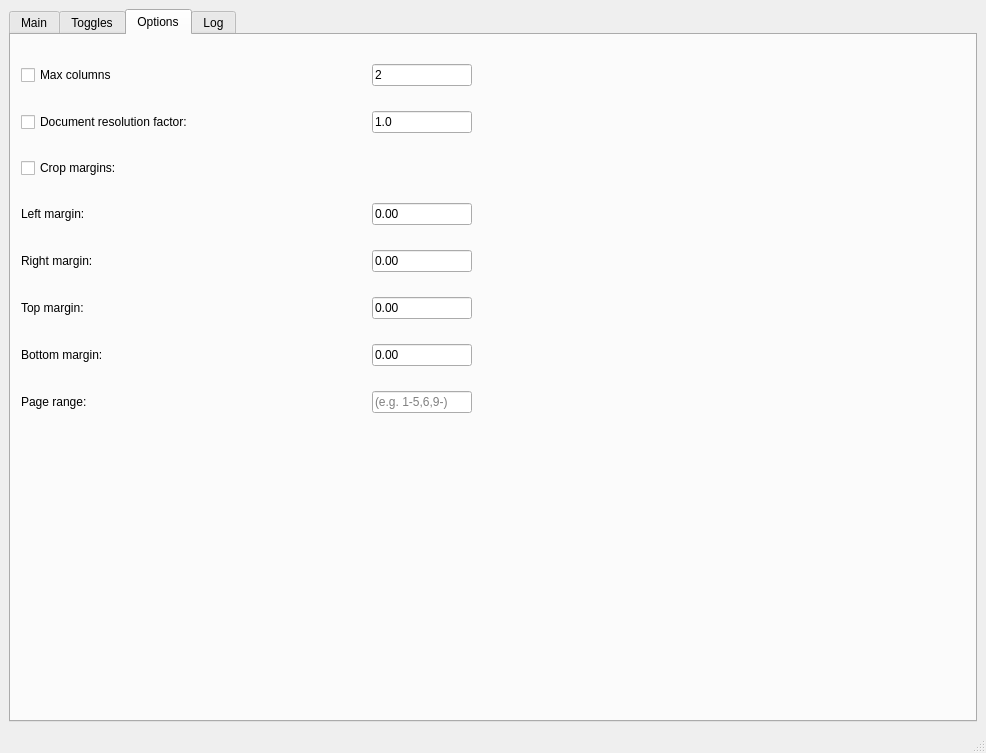
Old version of the form MainWindow.ui in the repository rafalk342/k2pdfopt-PyQt.
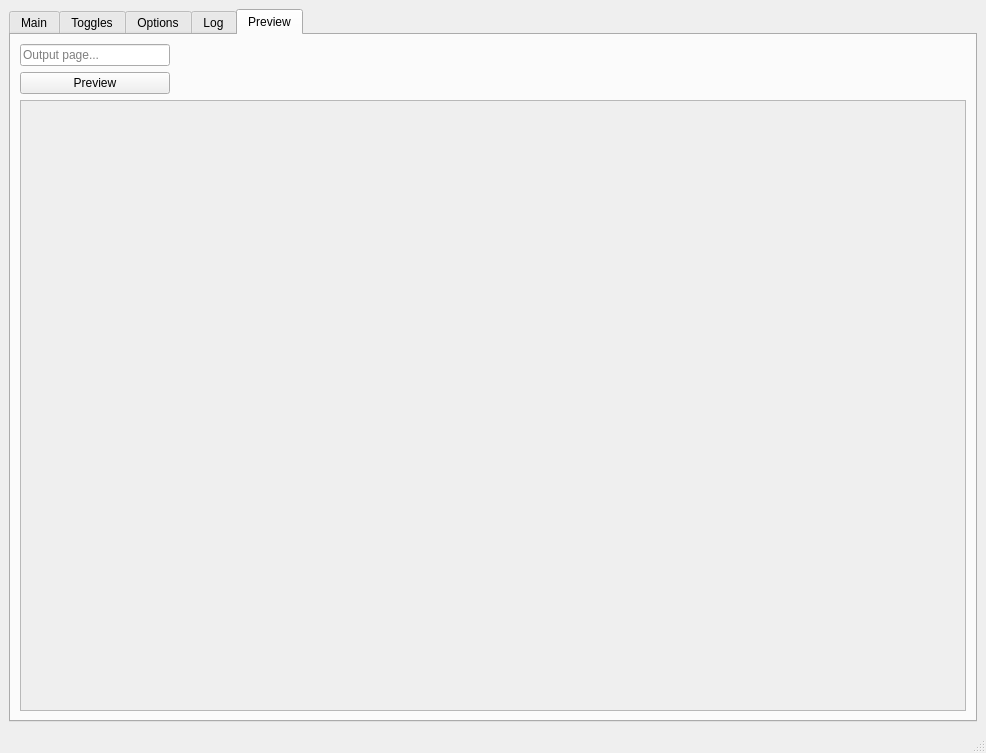
New version of the form.

Commit message: Add preview tab.

Patch:
```diff
--- a/MainWindow.ui
+++ b/MainWindow.ui
@@ -24,7 +24,7 @@
     <item>
      <widget class="QTabWidget" name="tabWidget">
       <property name="currentIndex">
-       <number>2</number>
+       <number>4</number>
       </property>
       <widget class="QWidget" name="tab">
        <attribute name="title">
@@ -389,6 +389,65 @@
         </item>
        </layout>
       </widget>
+      <widget class="QWidget" name="tab_5">
+       <attribute name="title">
+        <string>Preview</string>
+       </attribute>
+       <layout class="QVBoxLayout" name="verticalLayout_8">
+        <item>
+         <widget class="QLineEdit" name="previewLineEdit">
+          <property name="maximumSize">
+           <size>
+            <width>150</width>
+            <height>16777215</height>
+           </size>
+          </property>
+          <property name="placeholderText">
+           <string>Output page...</string>
+          </property>
+         </widget>
+        </item>
+        <item>
+         <widget class="QPushButton" name="previewButton">
+          <property name="maximumSize">
+           <size>
+            <width>150</width>
+            <height>16777215</height>
+           </size>
+          </property>
+          <property name="text">
+           <string>Preview</string>
+          </property>
+         </widget>
+        </item>
+        <item>
+         <widget class="QScrollArea" name="scrollArea">
+          <property name="widgetResizable">
+           <bool>true</bool>
+          </property>
+          <widget class="QWidget" name="scrollAreaWidgetContents">
+           <property name="geometry">
+            <rect>
+             <x>0</x>
+             <y>0</y>
+             <width>944</width>
+             <height>578</height>
+            </rect>
+           </property>
+           <layout class="QVBoxLayout" name="verticalLayout_6">
+            <item>
+             <widget class="QLabel" name="imagePreview">
+              <property name="text">
+               <string/>
+              </property>
+             </widget>
+            </item>
+           </layout>
+          </widget>
+         </widget>
+        </item>
+       </layout>
+      </widget>
      </widget>
     </item>
    </layout>
```
The commit also changes 4 other files.
